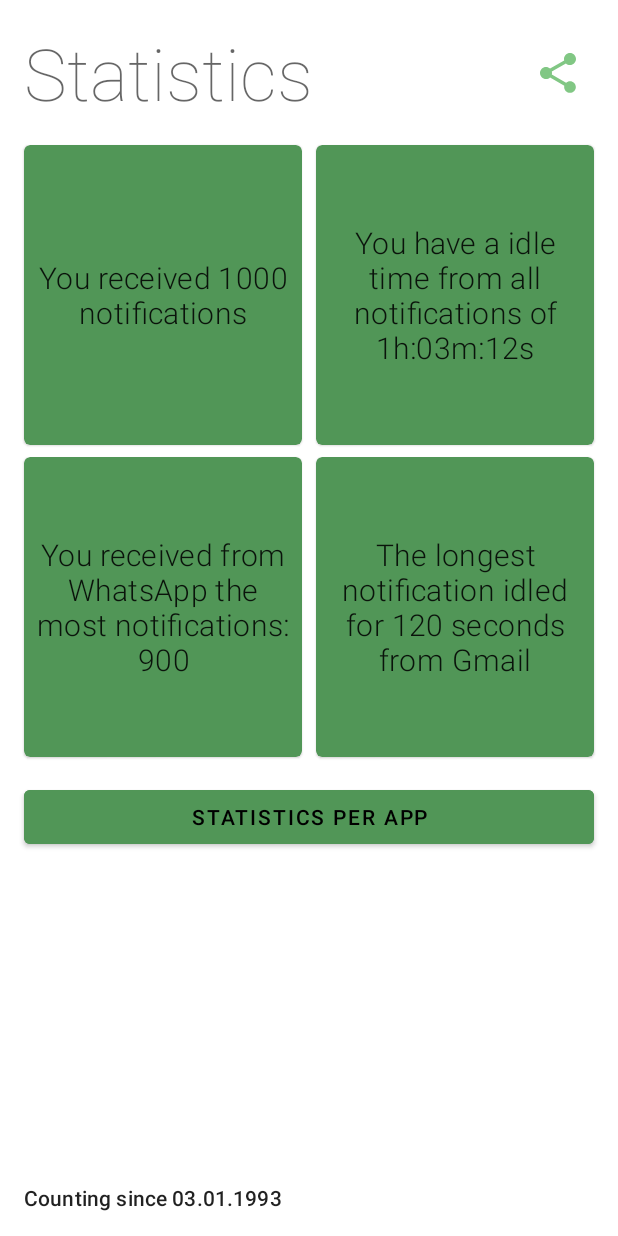
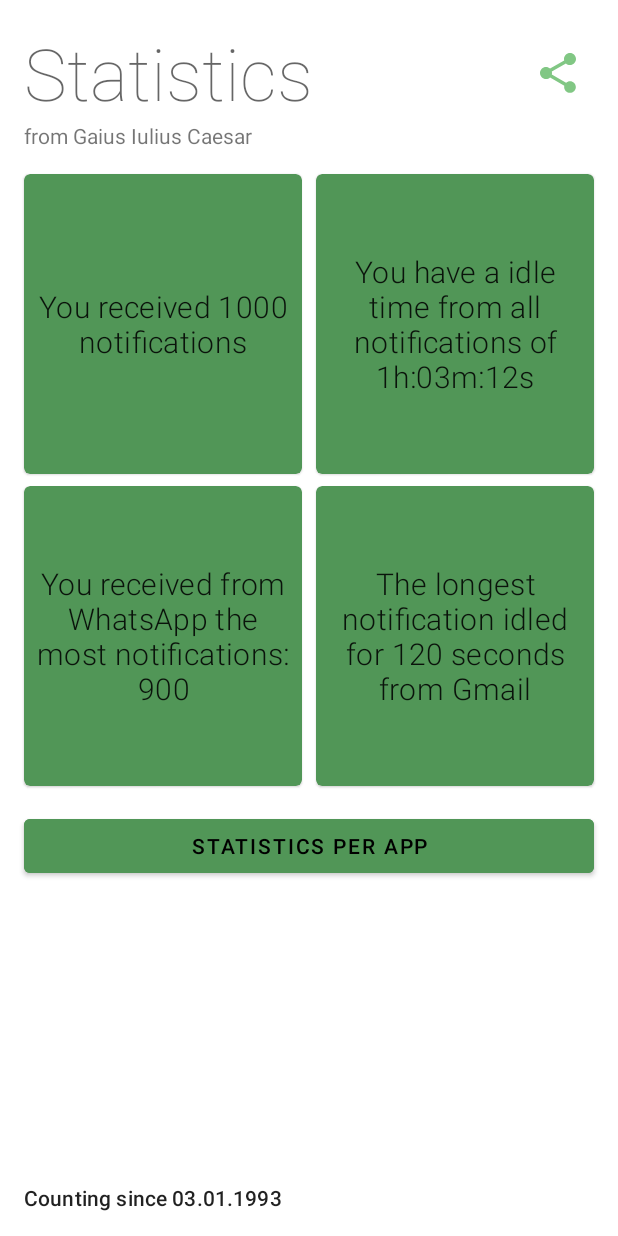
Before and after one commit to StefMa/Tino, an Android app: the layout fragment_statistics.xml on its own in the app's theme, with its tools: preview values and no code run, on a phone screen of 412 x 824 dp. Run offline under Robolectric (Android 15) with nearby library versions, the phone set to English and light mode, and no system bars.

Commit message:
Show user in statistics

```diff
--- a/app/src/main/kotlin/guru/stefma/tino/domain/di/DependencyGraph.kt
+++ b/app/src/main/kotlin/guru/stefma/tino/domain/di/DependencyGraph.kt
@@ -131,6 +131,9 @@ abstract class UseCaseModule {
     @Binds
     abstract fun provideGetStatisticsForApplicationIdUseCase(impl: GetStatisticsForApplicationIdUseCase): GetStatisticsForApplicationId
 
+    @Binds
+    abstract fun provideGeetUserName(impl: GetUserNameUseCase): GetUserName
+
 }
 
 @Module
--- a/app/src/main/res/layout/fragment_statistics.xml
+++ b/app/src/main/res/layout/fragment_statistics.xml
@@ -32,14 +32,27 @@
         app:srcCompat="@drawable/ic_share"
         tools:ignore="ContentDescription" />
 
+    <TextView
+        android:id="@+id/statisticsSubTitle"
+        android:layout_width="wrap_content"
+        android:layout_height="wrap_content"
+        android:fontFamily="sans-serif-thin"
+        android:text="@string/generic_statistics"
+        android:textStyle="bold"
+        android:visibility="gone"
+        app:layout_constraintStart_toStartOf="@id/statisticsTitle"
+        app:layout_constraintTop_toBottomOf="@id/statisticsTitle"
+        tools:text="from Gaius Iulius Caesar"
+        tools:visibility="visible" />
+
     <com.google.android.material.card.MaterialCardView
         android:id="@+id/notificationCountCard"
         android:layout_width="0dp"
         android:layout_height="200dp"
         android:layout_marginTop="16dp"
         app:cardBackgroundColor="@color/colorAccent"
-        app:layout_constraintStart_toStartOf="@id/statisticsTitle"
-        app:layout_constraintTop_toBottomOf="@id/statisticsTitle"
+        app:layout_constraintStart_toStartOf="@id/statisticsSubTitle"
+        app:layout_constraintTop_toBottomOf="@id/statisticsSubTitle"
         app:layout_constraintWidth_percent="0.45">
 
         <TextView
--- a/store/src/main/kotlin/guru/stefma/tino/store/LocalStore.kt
+++ b/store/src/main/kotlin/guru/stefma/tino/store/LocalStore.kt
@@ -55,8 +55,10 @@ internal class LocalStore : Store {
     }
 
     override suspend fun getUserName(uid: UID): UserName =
-        DatabaseHolder.database.accountDao().getAccount(uid)?.username
+        if (uid == "2") "StefMa"
+        else DatabaseHolder.database.accountDao().getAccount(uid)?.username
             ?: throw UserWithUidDoesNotExist(uid)
+
 
     override suspend fun getUid(username: UserName): UID =
         if (username == "StefMa") "2" else throw UserWithNameDoesNotExist(username)
```
Also changed, not shown: app/src/main/kotlin/guru/stefma/tino/domain/usecase/GetUserNameUseCase.kt (added, +18 -0 lines), app/src/main/kotlin/guru/stefma/tino/presentation/statistics/StatisticsFragment.kt (+14 -0 lines), app/src/main/kotlin/guru/stefma/tino/presentation/statistics/StatisticsViewModel.kt (+19 -6 lines), app/src/main/res/values/strings.xml (+7 -6 lines), 1 other file.
